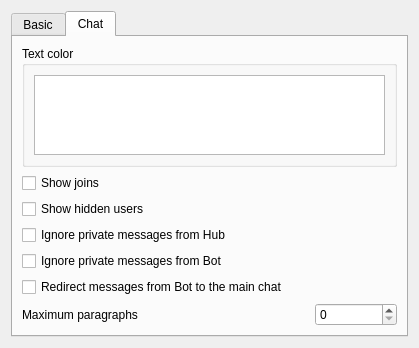
This is eiskaltdcpp/ui/UISettingsGUI.ui in eiskaltdcpp/eiskaltdcpp as Qt 5 draws it before an edit. The edited form follows.
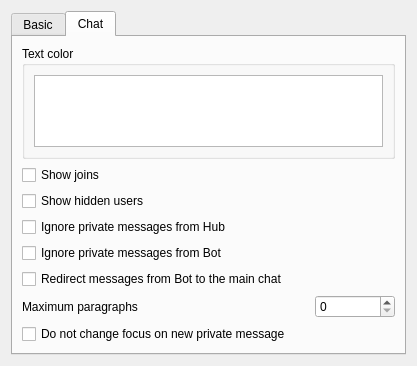
This is the edited form. The open tabs and pages were chosen to show the change.

Diff of the .ui file:
```diff
--- a/eiskaltdcpp/ui/UISettingsGUI.ui
+++ b/eiskaltdcpp/ui/UISettingsGUI.ui
@@ -6,8 +6,8 @@
    <rect>
     <x>0</x>
     <y>0</y>
-    <width>419</width>
-    <height>348</height>
+    <width>417</width>
+    <height>346</height>
    </rect>
   </property>
   <property name="windowTitle">
@@ -122,7 +122,7 @@
          </layout>
         </widget>
        </item>
-       <item row="1" column="0" colspan="4">
+       <item row="1" column="0" colspan="2">
         <widget class="QCheckBox" name="checkBox_CHATJOINS">
          <property name="text">
           <string>Show joins</string>
@@ -184,6 +184,13 @@
          </property>
         </widget>
        </item>
+       <item row="7" column="0" colspan="4">
+        <widget class="QCheckBox" name="checkBox_KEEPFOCUS">
+         <property name="text">
+          <string>Do not change focus on new private message</string>
+         </property>
+        </widget>
+       </item>
       </layout>
      </widget>
     </widget>
```
